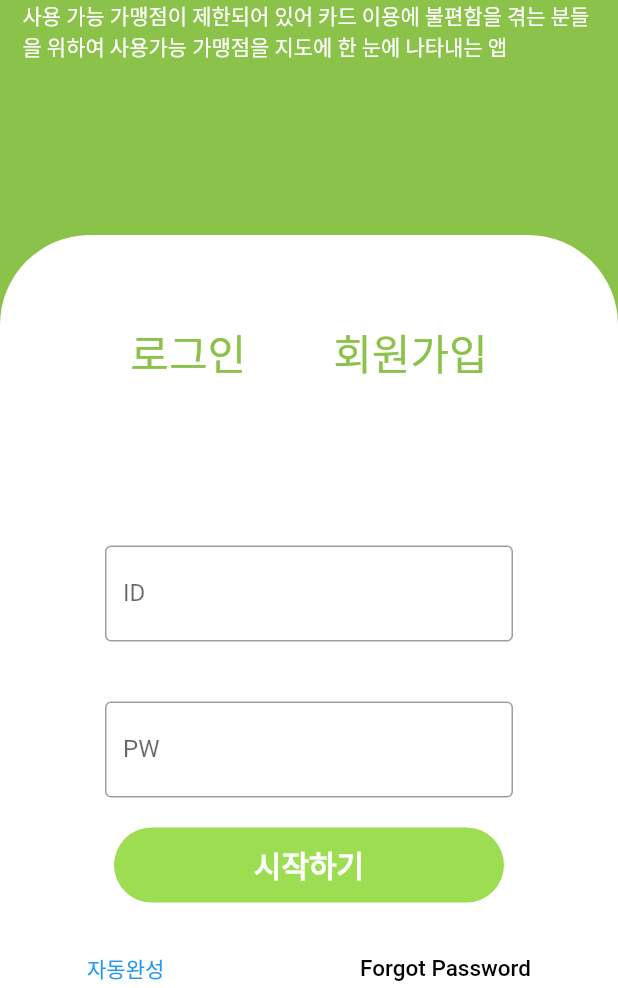
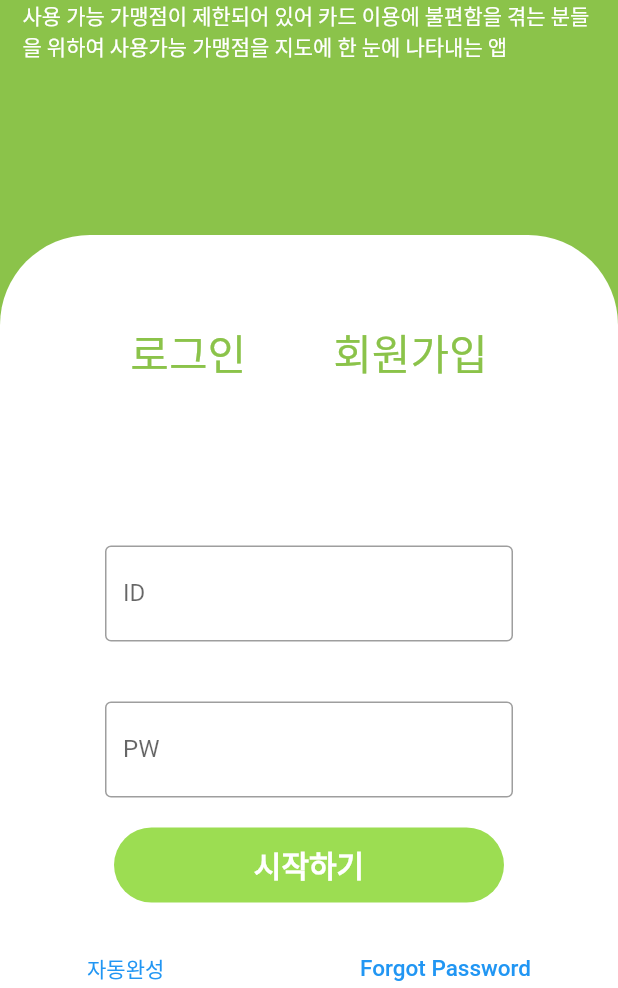
Before and after one commit to Gogumalang/CardMap, a Flutter app: the screen it shows after launch, on a phone screen of 412 x 824 dp, the part 248-1236 px from its top. Run offline on Flutter 3.47's test engine with Material 2 defaults, Android fonts, the phone set to English and light mode, and no system bars; our stand-ins replace firebase_auth, firebase_core; missing offline and left inert: flutter_naver_map; accounts and stored records are empty.

Commit message:
0704 login function

```diff
--- a/lib/main.dart
+++ b/lib/main.dart
@@ -1,7 +1,5 @@
 import 'package:cardmap/firebase_options.dart';
 import 'package:cardmap/screen/auth.dart';
-import 'package:cardmap/screen/home.dart';
-import 'package:cardmap/screen/login.dart';
 import 'package:firebase_core/firebase_core.dart';
 import 'package:flutter/material.dart';
 import 'package:flutter_naver_map/flutter_naver_map.dart';
@@ -27,7 +25,7 @@ class MyApp extends StatelessWidget {
   // This widget is the root of your application.
   @override
   Widget build(BuildContext context) {
-    return const MaterialApp(home: LoginPage()
+    return const MaterialApp(home: AuthPage()
         //       Scaffold(
         //   body: NaverMap(
         //     options: const NaverMapViewOptions(),
--- a/lib/screen/login.dart
+++ b/lib/screen/login.dart
@@ -45,7 +45,8 @@ class LoginPageState extends State<LoginPage> {
       Navigator.pop(context);
     } on FirebaseAuthException catch (e) {
       Navigator.pop(context);
-      if (e.code == 'user-not-found') {
+      //print(e);
+      if (e.code == 'user-not-found' || e.code == 'invalid-email') {
         wrongEmailMessage();
         // setState(() {
         //   wrongId = true;
@@ -123,7 +124,7 @@ class LoginPageState extends State<LoginPage> {
               ],
             ),
           ),
-          SizedBox(
+          const SizedBox(
             height: 100,
           ),
           Container(
@@ -154,7 +155,7 @@ class LoginPageState extends State<LoginPage> {
                           ),
                         ),
                       ),
-                      SizedBox(
+                      const SizedBox(
                         width: 42,
                       ),
                       TextButton(
@@ -172,7 +173,7 @@ class LoginPageState extends State<LoginPage> {
                   ),
                   const SizedBox(height: 80),
                   Padding(
-                    padding: EdgeInsets.all(20),
+                    padding: const EdgeInsets.all(20),
                     child: TextFormField(
                       controller: idController,
                       decoration: const InputDecoration(
@@ -185,7 +186,7 @@ class LoginPageState extends State<LoginPage> {
                     ),
                   ),
                   Padding(
-                    padding: EdgeInsets.all(20),
+                    padding: const EdgeInsets.all(20),
                     child: TextFormField(
                       controller: pwController,
                       obscureText: true,
@@ -223,19 +224,19 @@ class LoginPageState extends State<LoginPage> {
                       ),
                     ],
                   ),
-                  SizedBox(height: 20),
+                  const SizedBox(height: 20),
                   Row(
                     mainAxisAlignment: MainAxisAlignment.spaceBetween,
                     children: [
                       TextButton(
                         onPressed: () {},
-                        child: Text("자동완성"),
+                        child: const Text("자동완성"),
                       ),
                       TextButton(
                         onPressed: () {},
                         child: const Text(
                           'Forgot Password',
-                          style: TextStyle(color: Colors.black, fontSize: 15),
+                          style: TextStyle(fontSize: 15),
                         ),
                       ),
                     ],
```
